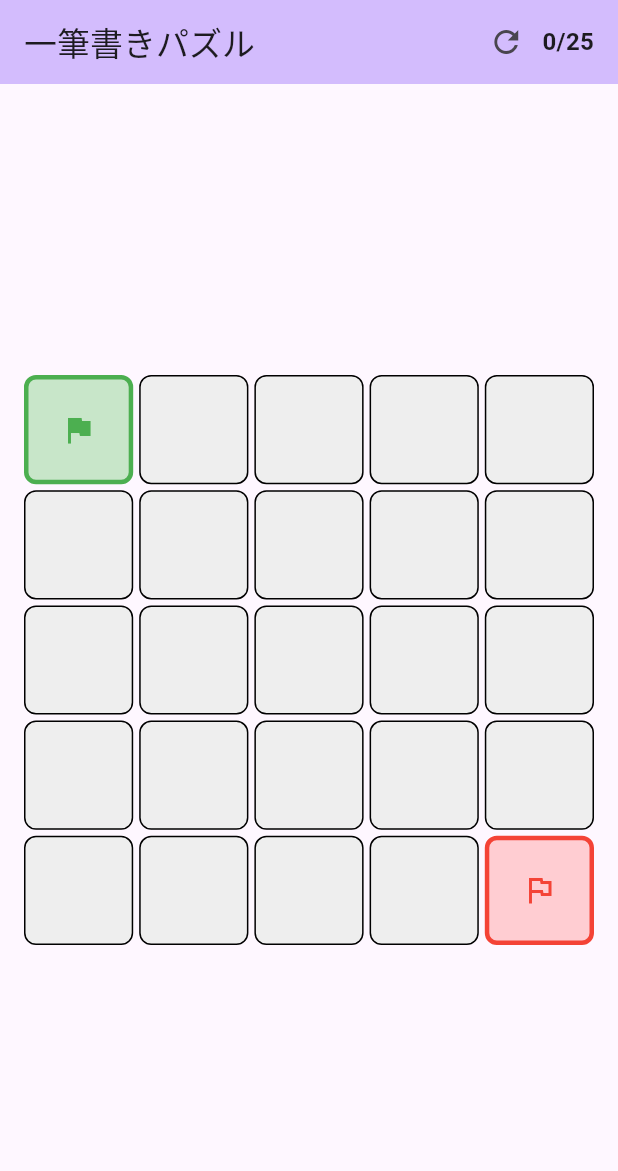
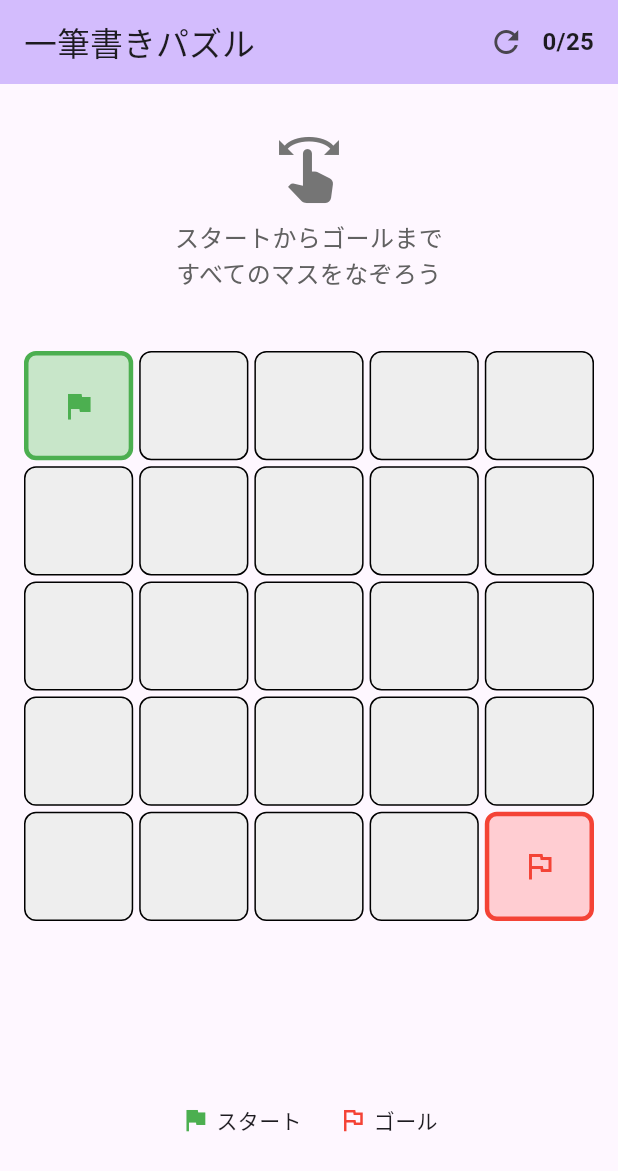
Before and after one commit to joelgoldschmidt0214/flutter_test_countup, a Flutter app: the screen it shows after launch, on a phone screen of 412 x 824 dp. Shown: the top 1171 px of the screen. Run offline on Flutter 3.47's test engine with Material 3 defaults, Android fonts, the light colour scheme and no system bars; our stand-ins replace flutter_riverpod.

Commit message:
ゲーム盤面の表示を改善し、タッチイベントの処理を最適化

```diff
--- a/lib/main.dart
+++ b/lib/main.dart
@@ -63,7 +63,7 @@ class MyHomePage extends ConsumerWidget {
   }
 }
 
-// フェーズ2: ゲーム盤面の表示
+// ゲーム盤面の表示
 class PuzzleBoard extends ConsumerWidget {
   const PuzzleBoard({super.key});
 
@@ -72,32 +72,67 @@ class PuzzleBoard extends ConsumerWidget {
     final tracedCells = ref.watch(puzzleProvider);
     final notifier = ref.read(puzzleProvider.notifier);
 
-    return GestureDetector(
-      onPanStart: (details) {
-        final RenderBox box = context.findRenderObject() as RenderBox;
-        final localPosition = box.globalToLocal(details.globalPosition);
-        _handleTouch(localPosition, notifier, context, ref);
-      },
-      onPanUpdate: (details) {
-        final RenderBox box = context.findRenderObject() as RenderBox;
-        final localPosition = box.globalToLocal(details.globalPosition);
-        _handleTouch(localPosition, notifier, context, ref);
-      },
-      onPanEnd: (details) {
-        // ドラッグが終わったらクリア判定
-        notifier.checkClear(context);
-      },
+    return Column(
+      children: [
+        // 上部の余白とヒント
+        Expanded(
+          flex: 2,
+          child: Center(
+            child: Column(
+              mainAxisAlignment: MainAxisAlignment.center,
+              children: [
+                Icon(Icons.swipe, size: 48, color: Colors.grey.shade600),
+                const SizedBox(height: 8),
+                Text(
+                  'スタートからゴールまで\nすべてのマスをなぞろう',
+                  textAlign: TextAlign.center,
+                  style: TextStyle(
+                    fontSize: 16,
+                    color: Colors.grey.shade700,
+                    height: 1.5,
+                  ),
+                ),
+              ],
+            ),
+          ),
+        ),
+        // ゲーム盤面（正方形）
+        Expanded(
+          flex: 5,
           child: Center(
             child: AspectRatio(
               aspectRatio: 1,
               child: Container(
-            padding: const EdgeInsets.all(16),
+                padding: const EdgeInsets.symmetric(horizontal: 16),
+                child: LayoutBuilder(
+                  builder: (context, constraints) {
+                    return GestureDetector(
+                      behavior: HitTestBehavior.opaque,
+                      onPanStart: (details) {
+                        _handleTouch(
+                          details.localPosition,
+                          constraints,
+                          notifier,
+                        );
+                      },
+                      onPanUpdate: (details) {
+                        _handleTouch(
+                          details.localPosition,
+                          constraints,
+                          notifier,
+                        );
+                      },
+                      onPanEnd: (details) {
+                        notifier.checkClear(context);
+                      },
                       child: Stack(
                         children: [
-                // グリッド
-                GridView.builder(
+                          // グリッド（タッチイベントを通過させる）
+                          IgnorePointer(
+                            child: GridView.builder(
                               physics: const NeverScrollableScrollPhysics(),
-                  gridDelegate: const SliverGridDelegateWithFixedCrossAxisCount(
+                              gridDelegate:
+                                  const SliverGridDelegateWithFixedCrossAxisCount(
                                     crossAxisCount: 5,
                                     crossAxisSpacing: 4,
                                     mainAxisSpacing: 4,
@@ -120,14 +155,19 @@ class PuzzleBoard extends ConsumerWidget {
                                     border: Border.all(
                                       color: isStart
                                           ? Colors.green
-                              : (isGoal ? Colors.red : Colors.black),
+                                          : (isGoal
+                                                ? Colors.red
+                                                : Colors.black),
                                       width: isStart || isGoal ? 3 : 1,
                                     ),
                                     borderRadius: BorderRadius.circular(8),
                                   ),
                                   child: Center(
                                     child: isStart
-                            ? const Icon(Icons.flag, color: Colors.green)
+                                        ? const Icon(
+                                            Icons.flag,
+                                            color: Colors.green,
+                                          )
                                         : (isGoal
                                               ? const Icon(
                                                   Icons.flag_outlined,
@@ -138,6 +178,7 @@ class PuzzleBoard extends ConsumerWidget {
                                 );
                               },
                             ),
+                          ),
                           // パスの描画
                           if (tracedCells.length > 1)
                             CustomPaint(
@@ -146,46 +187,65 @@ class PuzzleBoard extends ConsumerWidget {
                             ),
                         ],
                       ),
+                    );
+                  },
                 ),
               ),
             ),
+          ),
+        ),
+        // 下部の余白
+        Expanded(
+          flex: 2,
+          child: Center(
+            child: Column(
+              mainAxisAlignment: MainAxisAlignment.center,
+              children: [
+                if (tracedCells.isNotEmpty)
+                  Text(
+                    '進行中: ${tracedCells.length}/25',
+                    style: TextStyle(
+                      fontSize: 20,
+                      fontWeight: FontWeight.bold,
+                      color: Colors.blue.shade700,
+                    ),
+                  ),
+                const SizedBox(height: 16),
+                Row(
+                  mainAxisAlignment: MainAxisAlignment.center,
+                  children: const [
+                    Icon(Icons.flag, color: Colors.green, size: 20),
+                    SizedBox(width: 4),
+                    Text('スタート'),
+                    SizedBox(width: 24),
+                    Icon(Icons.flag_outlined, color: Colors.red, size: 20),
+                    SizedBox(width: 4),
+                    Text('ゴール'),
+                  ],
+                ),
+              ],
+            ),
+          ),
+        ),
+      ],
     );
   }
 
   void _handleTouch(
     Offset position,
+    BoxConstraints constraints,
     PuzzleNotifier notifier,
-    BuildContext context,
-    WidgetRef ref,
   ) {
-    final RenderBox box = context.findRenderObject() as RenderBox;
-    final size = box.size;
+    // GridViewの実際のサイズを計算
+    const spacing = 4.0;
+    final totalSpacing = spacing * 4;
+    final cellSize = (constraints.biggest.width - totalSpacing) / 5;
 
-    // パディングを考慮
-    final contentSize = size.width < size.height ? size.width : size.height;
-    final padding = 16.0;
-    final gridSize = contentSize - (padding * 2);
-    final cellSize = gridSize / 5;
+    // どのセルがタップされたかを計算
+    final col = (position.dx / (cellSize + spacing)).floor();
+    final row = (position.dy / (cellSize + spacing)).floor();
 
-    // グリッドの開始位置を計算
-    final startX = (size.width - contentSize) / 2 + padding;
-    final startY = (size.height - contentSize) / 2 + padding;
-
-    // 相対位置を計算
-    final relativeX = position.dx - startX;
-    final relativeY = position.dy - startY;
-
-    // グリッド外の場合は無視
-    if (relativeX < 0 ||
-        relativeY < 0 ||
-        relativeX > gridSize ||
-        relativeY > gridSize) {
-      return;
-    }
-
-    final col = (relativeX / cellSize).floor();
-    final row = (relativeY / cellSize).floor();
-
+    // グリッドの範囲内かチェック
     if (col >= 0 && col < 5 && row >= 0 && row < 5) {
       final cellIndex = row * 5 + col;
       notifier.addCell(cellIndex);
@@ -233,7 +293,7 @@ class PathPainter extends CustomPainter {
       return Offset(x, y);
     }
 
-    // パスを作成（ベジェ曲線で滑らかに）
+    // パスを作成
     final path = Path();
     final shadowPath = Path();
 
@@ -242,59 +302,11 @@ class PathPainter extends CustomPainter {
     path.moveTo(firstPoint.dx, firstPoint.dy);
     shadowPath.moveTo(firstPoint.dx, firstPoint.dy);
 
-    // 2点目がある場合
-    if (tracedCells.length == 2) {
-      final secondPoint = getCellCenter(tracedCells[1]);
-      path.lineTo(secondPoint.dx, secondPoint.dy);
-      shadowPath.lineTo(secondPoint.dx, secondPoint.dy);
-    } else {
-      // 3点以上の場合は滑らかなベジェ曲線で接続
+    // すべてのポイントを直線で接続
     for (int i = 1; i < tracedCells.length; i++) {
       final currentPoint = getCellCenter(tracedCells[i]);
-
-        if (i == 1) {
-          // 最初の線分
-          final controlPoint = Offset(
-            (currentPoint.dx + firstPoint.dx) / 2,
-            (currentPoint.dy + firstPoint.dy) / 2,
-          );
-          path.quadraticBezierTo(
-            controlPoint.dx,
-            controlPoint.dy,
-            currentPoint.dx,
-            currentPoint.dy,
-          );
-          shadowPath.quadraticBezierTo(
-            controlPoint.dx,
-            controlPoint.dy,
-            currentPoint.dx,
-            currentPoint.dy,
-          );
-        } else if (i == tracedCells.length - 1) {
-          // 最後の線分
       path.lineTo(currentPoint.dx, currentPoint.dy);
       shadowPath.lineTo(currentPoint.dx, currentPoint.dy);
-        } else {
-          // 中間の線分
-          final prevPoint = getCellCenter(tracedCells[i - 1]);
-          final controlPoint = Offset(
-            (currentPoint.dx + prevPoint.dx) / 2,
-            (currentPoint.dy + prevPoint.dy) / 2,
-          );
-          path.quadraticBezierTo(
-            controlPoint.dx,
-            controlPoint.dy,
-            currentPoint.dx,
-            currentPoint.dy,
-          );
-          shadowPath.quadraticBezierTo(
-            controlPoint.dx,
-            controlPoint.dy,
-            currentPoint.dx,
-            currentPoint.dy,
-          );
-        }
-      }
     }
 
     // 影を描画
```
Also changed, not shown: lib/puzzle_provider.dart (+4 -5 lines). Lines whose indentation alone changed are shown as unchanged.
